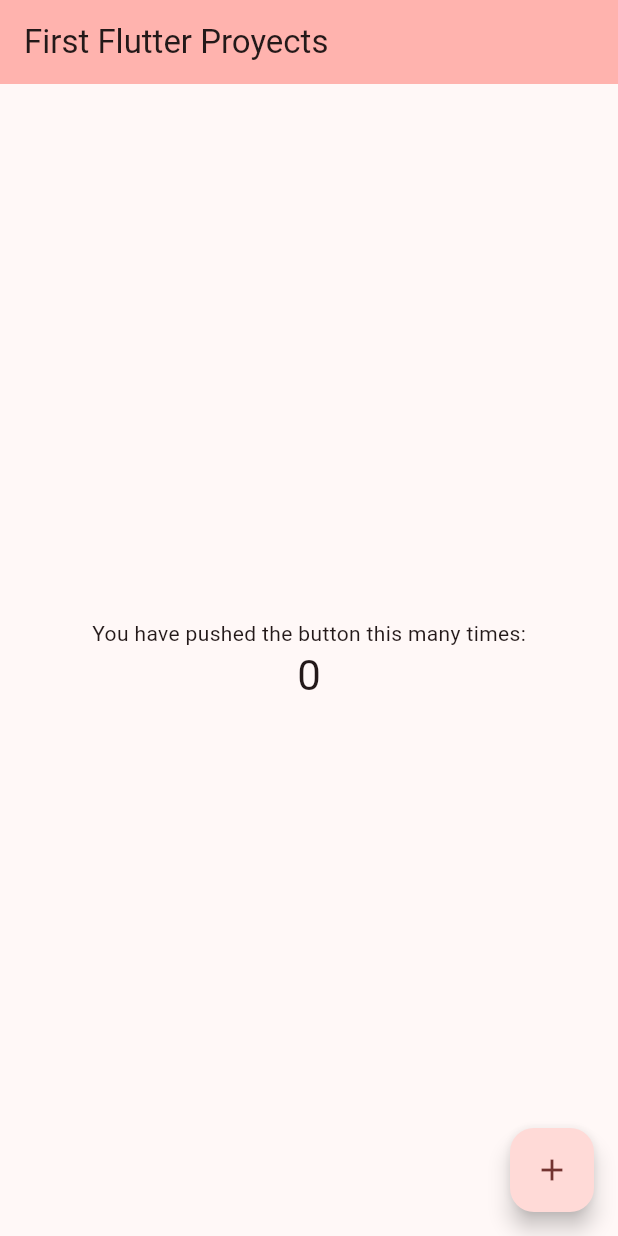
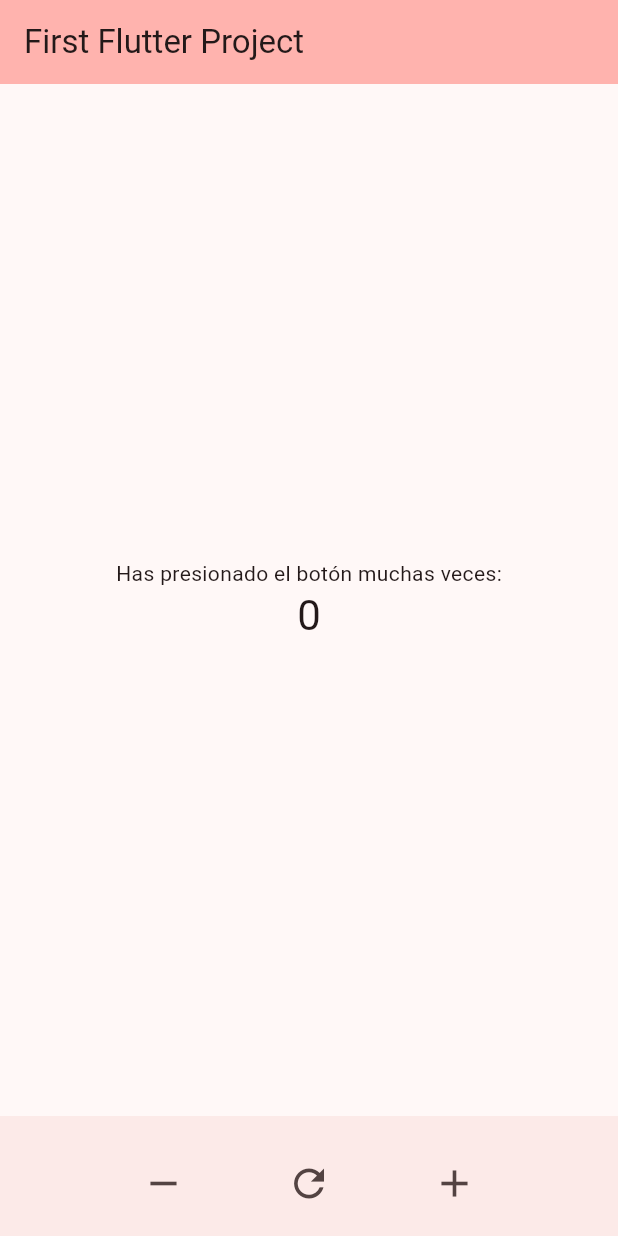
Before and after one commit to JohnCooper25/3479A321_2022479038, a Flutter app: the screen it shows after launch, on a phone screen of 412 x 824 dp. Run offline on Flutter 3.47's test engine with Material 3 defaults, Android fonts, the phone set to English and light mode, and no system bars.

Commit message:
Commit_botonesycambios

```diff
--- a/lib/main.dart
+++ b/lib/main.dart
@@ -1,4 +1,112 @@
 import 'package:flutter/material.dart';
+
+void main() {
+  runApp(const MyApp());
+}
+
+class MyApp extends StatelessWidget {
+  const MyApp({super.key});
+
+  @override
+  Widget build(BuildContext context) {
+    return MaterialApp(
+      title: 'Flutter Proyect Demo',
+      theme: ThemeData(
+        colorScheme: ColorScheme.fromSeed(seedColor: const Color.fromARGB(255, 239, 6, 41)),
+      ),
+      home: const MyHomePage(title: 'First Flutter Project'),
+    );
+  }
+}
+
+class MyHomePage extends StatefulWidget {
+  const MyHomePage({super.key, required this.title});
+
+  final String title;
+
+  @override
+  State<MyHomePage> createState() => _MyHomePageState();
+}
+
+class _MyHomePageState extends State<MyHomePage> {
+  int _counter = 0;
+
+  // Función para incrementar el contador
+  void _incrementCounter() {
+    setState(() {
+      _counter++;
+    });
+  }
+
+  // Función para decrementar el contador
+  void _decrementCounter() {
+    setState(() {
+      _counter--;
+    });
+  }
+
+  // Función para reiniciar el contador
+  void _resetCounter() {
+    setState(() {
+      _counter = 0;
+    });
+  }
+
+  @override
+  Widget build(BuildContext context) {
+    return Scaffold(
+      appBar: AppBar(
+        backgroundColor: Theme.of(context).colorScheme.inversePrimary,
+        title: Text(widget.title),
+      ),
+      body: Center(
+        child: Column(
+          mainAxisAlignment: MainAxisAlignment.center,
+          children: <Widget>[
+            const Text('Has presionado el botón muchas veces:'),
+            Text(
+              '$_counter',
+              style: Theme.of(context).textTheme.headlineMedium,
+            ),
+          ],
+        ),
+      ),
+      // Se elimina el botón flotante y se agregan botones en la parte inferior
+      bottomNavigationBar: BottomAppBar(
+        shape: const CircularNotchedRectangle(),
+        child: Padding(
+          padding: const EdgeInsets.symmetric(horizontal: 20, vertical: 10),
+          child: Row(
+            mainAxisAlignment: MainAxisAlignment.spaceEvenly,
+            children: [
+              // Botón para decrementar el contador
+              IconButton(
+                onPressed: _decrementCounter,
+                icon: const Icon(Icons.remove, size: 30),
+                tooltip: 'Decrementar',
+              ),
+              // Botón para reiniciar el contador
+              IconButton(
+                onPressed: _resetCounter,
+                icon: const Icon(Icons.refresh, size: 30),
+                tooltip: 'Reiniciar',
+              ),
+              // Botón para incrementar el contador
+              IconButton(
+                onPressed: _incrementCounter,
+                icon: const Icon(Icons.add, size: 30),
+                tooltip: 'Incrementar',
+              ),
+            ],
+          ),
+        ),
+      ),
+    );
+  }
+}
+
+
+/*import 'package:flutter/material.dart';
 
 void main() {
   runApp(const MyApp());
@@ -13,21 +121,7 @@ class MyApp extends StatelessWidget {
     return MaterialApp(
       title: 'Flutter Proyect Demo',
       theme: ThemeData(
-        // This is the theme of your application.
-        //
-        // TRY THIS: Try running your application with "flutter run". You'll see
-        // the application has a purple toolbar. Then, without quitting the app,
-        // try changing the seedColor in the colorScheme below to Colors.green
-        // and then invoke "hot reload" (save your changes or press the "hot
-        // reload" button in a Flutter-supported IDE, or press "r" if you used
-        // the command line to start the app).
-        //
-        // Notice that the counter didn't reset back to zero; the application
-        // state is not lost during the reload. To reset the state, use hot
-        // restart instead.
-        //
-        // This works for code too, not just values: Most code changes can be
-        // tested with just a hot reload.
+
         colorScheme: ColorScheme.fromSeed(seedColor: const Color.fromARGB(255, 239, 6, 41)),
       ),
       home: const MyHomePage(title: 'First Flutter Proyects'),
@@ -38,14 +132,7 @@ class MyApp extends StatelessWidget {
 class MyHomePage extends StatefulWidget {
   const MyHomePage({super.key, required this.title});
 
-  // This widget is the home page of your application. It is stateful, meaning
-  // that it has a State object (defined below) that contains fields that affect
-  // how it looks.
 
-  // This class is the configuration for the state. It holds the values (in this
-  // case the title) provided by the parent (in this case the App widget) and
-  // used by the build method of the State. Fields in a Widget subclass are
-  // always marked "final".
 
   final String title;
 
@@ -58,53 +145,28 @@ class _MyHomePageState extends State<MyHomePage> {
 
   void _incrementCounter() {
     setState(() {
-      // This call to setState tells the Flutter framework that something has
-      // changed in this State, which causes it to rerun the build method below
-      // so that the display can reflect the updated values. If we changed
-      // _counter without calling setState(), then the build method would not be
-      // called again, and so nothing would appear to happen.
+
       _counter++;
     });
   }
 
   @override
   Widget build(BuildContext context) {
-    // This method is rerun every time setState is called, for instance as done
-    // by the _incrementCounter method above.
-    //
-    // The Flutter framework has been optimized to make rerunning build methods
-    // fast, so that you can just rebuild anything that needs updating rather
-    // than having to individually change instances of widgets.
+
     return Scaffold(
       appBar: AppBar(
-        // TRY THIS: Try changing the color here to a specific color (to
-        // Colors.amber, perhaps?) and trigger a hot reload to see the AppBar
-        // change color while the other colors stay the same.
+
         backgroundColor: Theme.of(context).colorScheme.inversePrimary,
-        // Here we take the value from the MyHomePage object that was created by
-        // the App.build method, and use it to set our appbar title.
+
         title: Text(widget.title),
       ),
       body: Center(
-        // Center is a layout widget. It takes a single child and positions it
-        // in the middle of the parent.
+
         child: Column(
-          // Column is also a layout widget. It takes a list of children and
-          // arranges them vertically. By default, it sizes itself to fit its
-          // children horizontally, and tries to be as tall as its parent.
-          //
-          // Column has various properties to control how it sizes itself and
-          // how it positions its children. Here we use mainAxisAlignment to
-          // center the children vertically; the main axis here is the vertical
-          // axis because Columns are vertical (the cross axis would be
-          // horizontal).
-          //
-          // TRY THIS: Invoke "debug painting" (choose the "Toggle Debug Paint"
-          // action in the IDE, or press "p" in the console), to see the
-          // wireframe for each widget.
+
           mainAxisAlignment: MainAxisAlignment.center,
           children: <Widget>[
-            const Text('You have pushed the button this many times:'),
+            const Text('Has presionado el boton muchas veces :'),
             Text(
               '$_counter',
               style: Theme.of(context).textTheme.headlineMedium,
@@ -114,9 +176,10 @@ class _MyHomePageState extends State<MyHomePage> {
       ),
       floatingActionButton: FloatingActionButton(
         onPressed: _incrementCounter,
-        tooltip: 'Increment',
-        child: const Icon(Icons.add),
-      ), // This trailing comma makes auto-formatting nicer for build methods.
+        tooltip: 'Incrementar',
+        child: const Icon(Icons.add_home),
+      ),
     );
   }
 }
+*/
```
